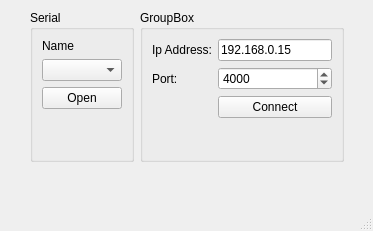
Above: mainwindow.ui from Minhh17/minitestQT before the change. Below: the same form after it.
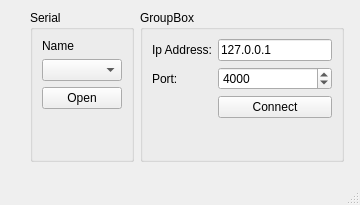
That is the form after the change.

```diff
--- a/mainwindow.ui
+++ b/mainwindow.ui
@@ -6,8 +6,8 @@
    <rect>
     <x>0</x>
     <y>0</y>
-    <width>373</width>
-    <height>231</height>
+    <width>360</width>
+    <height>205</height>
    </rect>
   </property>
   <property name="windowTitle">
@@ -69,7 +69,7 @@
         <item row="0" column="1">
          <widget class="QLineEdit" name="ln_Ip_Addr">
           <property name="text">
-           <string>192.168.0.15</string>
+           <string>127.0.0.1</string>
           </property>
          </widget>
         </item>
```
Left out of the diff: 2 changed lines with no effect on the pictures.
